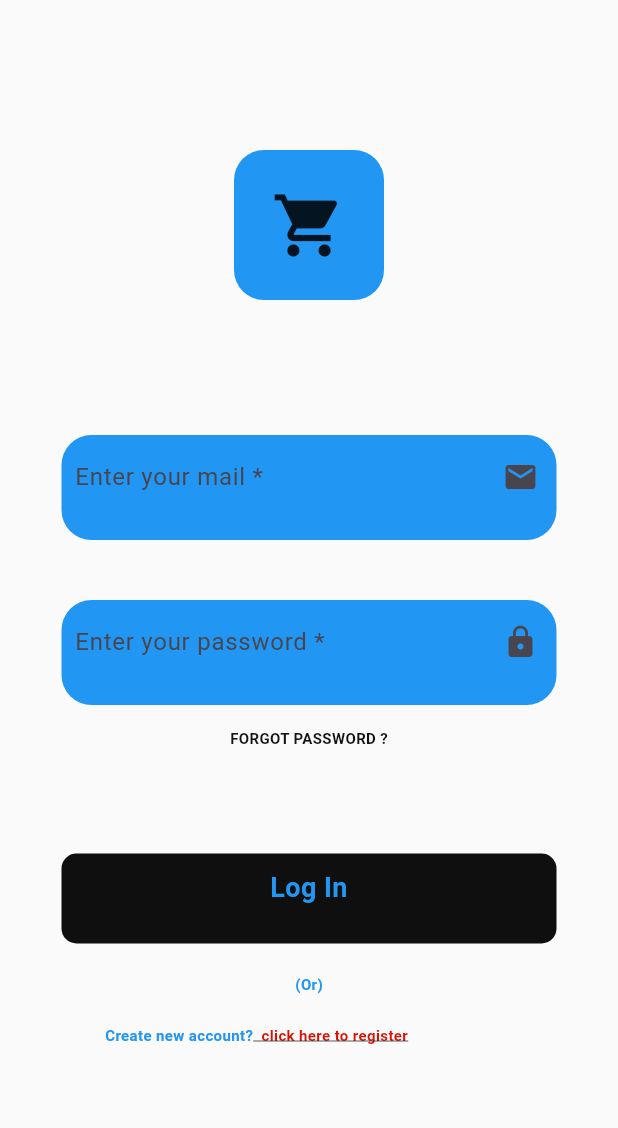
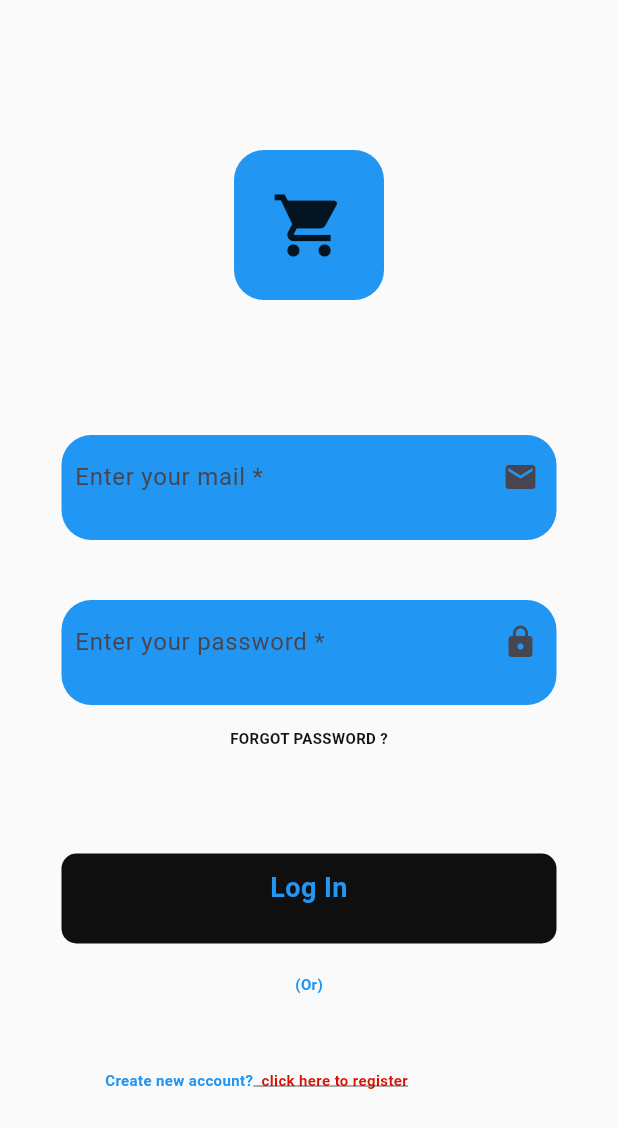
Before and after one commit to deepak-dee3/E-Commerce-Cart-App, a Flutter app: the screen it shows after launch, on a phone screen of 412 x 824 dp. Shown: the top 1128 px of the screen. Run offline on Flutter 3.47's test engine with Material 3 defaults, Android fonts, the phone set to English and light mode, and no system bars; our stand-ins replace animated_splash_screen, animated_text_kit, firebase_core; accounts and stored records are empty.

Commit message:
Sizedbox height is changed to 50

```diff
--- a/lib/pages/sp.dart
+++ b/lib/pages/sp.dart
@@ -126,7 +126,7 @@ class home_page extends StatelessWidget{
 
             Text("(Or)",style:TextStyle(color: Colors.blue,fontWeight: FontWeight.bold,fontSize: 10,),textAlign: TextAlign.start,),
 
-            SizedBox(height: 20,),
+            SizedBox(height: 50,),
 
 
             Row(children: [
```
